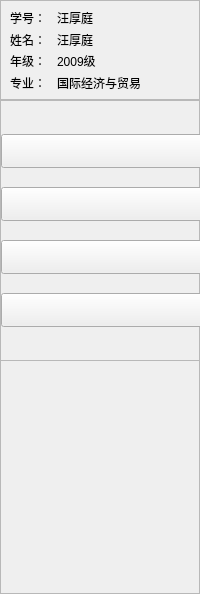
The window that main/leftmainmenusframe.ui (jack89730/FaceFileSystem) describes before a commit, drawn with Qt 5.
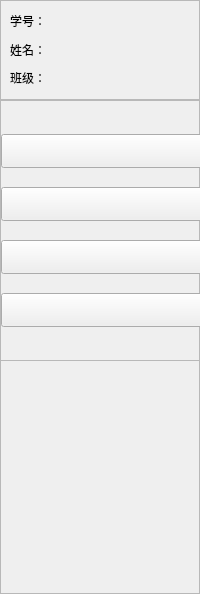
The same window after the commit. Custom widgets are drawn as their Qt base class.

What changed in the file:
```diff
--- a/main/leftmainmenusframe.ui
+++ b/main/leftmainmenusframe.ui
@@ -95,7 +95,7 @@
          </size>
         </property>
         <property name="text">
-         <string>汪厚庭</string>
+         <string/>
         </property>
         <property name="alignment">
          <set>Qt::AlignLeading|Qt::AlignLeft|Qt::AlignVCenter</set>
@@ -134,7 +134,7 @@
          </size>
         </property>
         <property name="text">
-         <string>汪厚庭</string>
+         <string/>
         </property>
         <property name="alignment">
          <set>Qt::AlignLeading|Qt::AlignLeft|Qt::AlignVCenter</set>
@@ -160,7 +160,7 @@
          </size>
         </property>
         <property name="text">
-         <string>年级：</string>
+         <string>班级：</string>
         </property>
        </widget>
       </item>
@@ -173,43 +173,7 @@
          </size>
         </property>
         <property name="text">
-         <string>2009级</string>
-        </property>
-       </widget>
-      </item>
-     </layout>
-    </item>
-    <item>
-     <layout class="QHBoxLayout" name="horizontalLayout_3">
-      <item>
-       <widget class="QLabel" name="label_4">
-        <property name="minimumSize">
-         <size>
-          <width>41</width>
-          <height>16</height>
-         </size>
-        </property>
-        <property name="maximumSize">
-         <size>
-          <width>41</width>
-          <height>16</height>
-         </size>
-        </property>
-        <property name="text">
-         <string>专业：</string>
-        </property>
-       </widget>
-      </item>
-      <item>
-       <widget class="QLabel" name="StudentProfessionalLabel">
-        <property name="minimumSize">
-         <size>
-          <width>0</width>
-          <height>16</height>
-         </size>
-        </property>
-        <property name="text">
-         <string>国际经济与贸易</string>
+         <string/>
         </property>
        </widget>
       </item>
```
